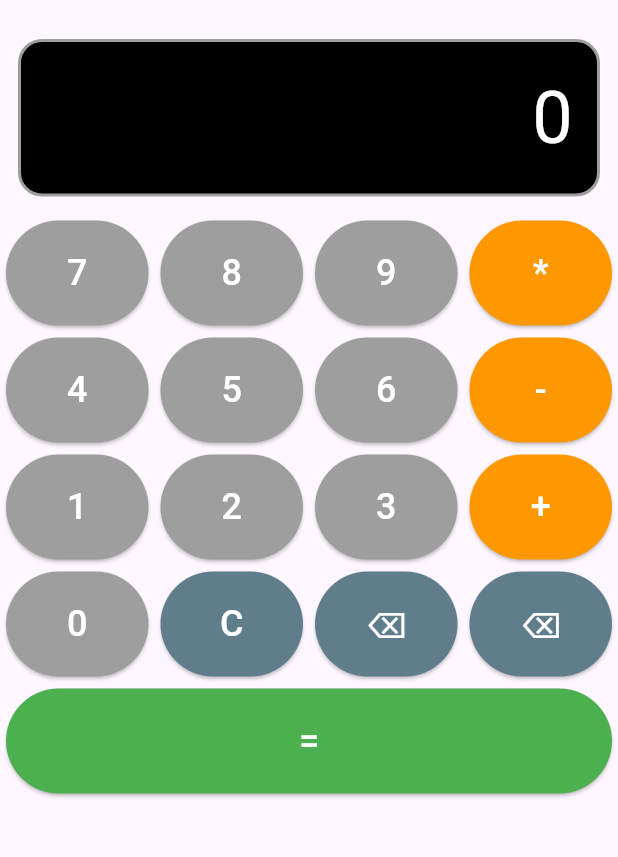
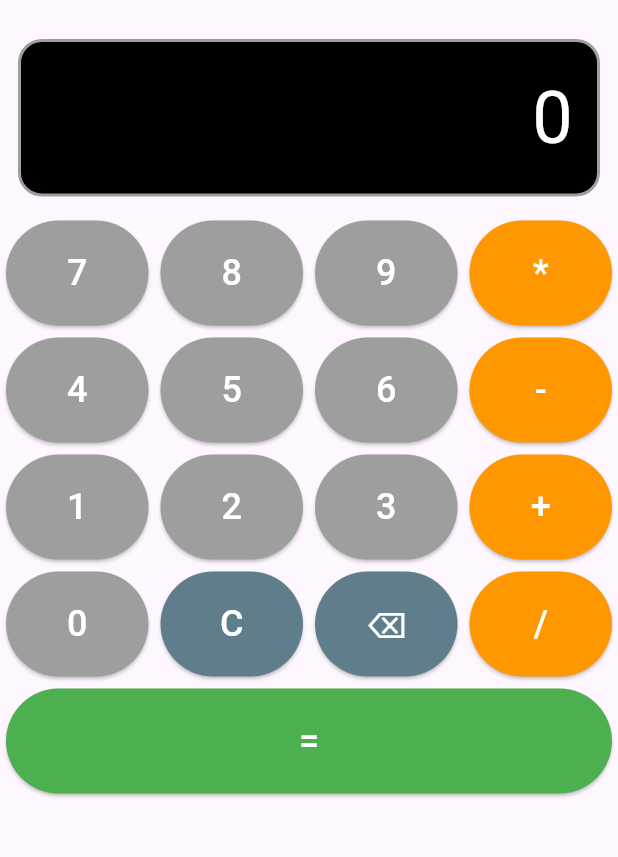
Before and after one commit to GZaguini/Projetos, a Flutter app: the screen it shows after launch, on a phone screen of 412 x 824 dp, the part 63-920 px from its top. Run offline on Flutter 3.47's test engine with Material 3 defaults, Android fonts, the phone set to English and light mode, and no system bars.

Commit message:
Refatora projeto da calculadora e melhora organização do código

```diff
--- a/calculadora/lib/botao.dart
+++ b/calculadora/lib/botao.dart
@@ -1,5 +1,6 @@
 import 'package:flutter/material.dart';
 
+/// Widget reutilizável responsável pelos botões da calculadora.
 class Botao extends StatelessWidget {
   const Botao({
     super.key,
@@ -7,22 +8,26 @@ class Botao extends StatelessWidget {
     required this.onPressed,
   });
 
+  // Texto exibido no botão.
   final String texto;
+
+  // Função executada ao pressionar o botão.
   final VoidCallback onPressed;
 
   @override
   Widget build(BuildContext context) {
+
+    // Define a cor do botão de acordo com sua função.
     Color cor = Colors.grey;
-    if(texto == '+'|| texto == '-' || texto == '*' || texto == '/'){
-          cor = Colors.orange;
-        }else if(texto == 'C'|| texto == '⌫'){
-          cor = Colors.blueGrey;
-        }else if(texto == '='){
-          cor = Colors.green;
-        }
-        else{
-          cor = Colors.grey;
-        }
+
+    if (texto == '+' || texto == '-' || texto == '*' || texto == '/') {
+      cor = Colors.orange;
+    } else if (texto == 'C' || texto == '⌫') {
+      cor = Colors.blueGrey;
+    } else if (texto == '=') {
+      cor = Colors.green;
+    }
+
     return Expanded(
       child: Padding(
         padding: const EdgeInsets.all(4),
@@ -34,10 +39,12 @@ class Botao extends StatelessWidget {
           ),
           child: Text(
             texto,
-            style: const TextStyle(fontSize: 24 ,color: Colors.white),
+            style: const TextStyle(
+              fontSize: 24,
+              color: Colors.white,
+            ),
           ),
         ),
-
       ),
     );
   }
--- /dev/null
+++ b/calculadora/lib/calculadora.dart
@@ -0,0 +1,30 @@
+/// Classe responsável por realizar os cálculos matemáticos.
+class Calculadora {
+  const Calculadora(this.numero1, this.numero2);
+
+  // Primeiro número da operação.
+  final int numero1;
+
+  // Segundo número da operação.
+  final int numero2;
+
+  /// Retorna a soma dos dois números.
+  int somar() {
+    return numero1 + numero2;
+  }
+
+  /// Retorna a subtração dos dois números.
+  int subtrair() {
+    return numero1 - numero2;
+  }
+
+  /// Retorna a divisão dos dois números.
+  double dividir() {
+    return numero1 / numero2;
+  }
+
+  /// Retorna a multiplicação dos dois números.
+  int multiplicar() {
+    return numero1 * numero2;
+  }
+}
--- a/calculadora/lib/main.dart
+++ b/calculadora/lib/main.dart
@@ -7,6 +7,7 @@ void main() {
   runApp(const MyApp());
 }
 
+/// Widget principal da aplicação.
 class MyApp extends StatefulWidget {
   const MyApp({super.key});
 
@@ -15,18 +16,30 @@ class MyApp extends StatefulWidget {
 }
 
 class _MyAppState extends State<MyApp> {
+
+  // Primeiro número da operação.
   int? numero1;
+
+  // Segundo número da operação.
   int? numero2;
+
+  // Operador selecionado (+, -, *, /).
   String? operador = '';
+
+  // Armazena a expressão da operação (ex.: 2+2=).
   String conta = '';
 
+  // Número que está sendo digitado ou resultado da operação.
   String visor = '';
+
+  /// Adiciona um número ao visor.
   void adicionarValor(String numero) {
     setState(() {
       visor += numero;
     });
   }
 
+  /// Limpa todos os dados da calculadora.
   void limparVisor() {
     setState(() {
       visor = "";
@@ -37,6 +50,8 @@ class _MyAppState extends State<MyApp> {
     });
   }
 
+  /// Remove o último caractere digitado.
+  /// Caso o visor esteja vazio, remove o operador da operação.
   void apagarUltimo() {
     setState(() {
       if (visor.isNotEmpty) {
@@ -49,6 +64,7 @@ void apagarUltimo() {
     });
   }
 
+  /// Salva o primeiro número e o operador escolhido.
   void selecionarOperador(String op) {
     setState(() {
       operador = op;
@@ -62,10 +78,24 @@ void selecionarOperador(String op) {
   Widget build(BuildContext context) {
     return MaterialApp(
       home: Scaffold(
-        appBar: AppBar(title: const Text('Calculadora'), centerTitle: true),
+
+        // Barra superior da aplicação.
+        appBar: AppBar(
+          title: const Text('Calculadora'),
+          centerTitle: true,
+        ),
+
+        // Interface principal da calculadora.
         body: Column(
           children: [
-            Visor(texto: visor, conta: conta),
+
+            // Visor da calculadora.
+            Visor(
+              texto: visor,
+              conta: conta,
+            ),
+
+            // Primeira linha de botões.
             Row(
               children: [
                 Botao(texto: '7', onPressed: () => adicionarValor('7')),
@@ -77,6 +107,8 @@ void selecionarOperador(String op) {
                 ),
               ],
             ),
+
+            // Segunda linha de botões.
             Row(
               children: [
                 Botao(texto: '4', onPressed: () => adicionarValor('4')),
@@ -88,66 +120,80 @@ void selecionarOperador(String op) {
                 ),
               ],
             ),
+
+            // Terceira linha de botões.
             Row(
               children: [
                 Botao(texto: '1', onPressed: () => adicionarValor('1')),
                 Botao(texto: '2', onPressed: () => adicionarValor('2')),
                 Botao(texto: '3', onPressed: () => adicionarValor('3')),
                 Botao(
-                  texto: "+",
+                  texto: '+',
                   onPressed: () => selecionarOperador("+"),
                 ),
               ],
             ),
+
+            // Quarta linha de botões.
             Row(
               children: [
                 Botao(texto: '0', onPressed: () => adicionarValor('0')),
+
                 Botao(
                   texto: "C",
-                  onPressed: () {
-                    limparVisor();
-                  },
-                ),
-
-                Botao(
-                  texto: "⌫",
-                  onPressed: () {
-                    apagarUltimo();
-                    conta = "";
-                    visor = numero1.toString();
-                    operador = "";
-                  },
+                  onPressed: limparVisor,
                 ),
 
                 Botao(
                   texto: "⌫",
                   onPressed: apagarUltimo,
                 ),
+
+                Botao(
+                  texto: "/",
+                  onPressed: () => selecionarOperador("/"),
+                ),
               ],
             ),
+
+            // Botão responsável por realizar o cálculo.
             Row(
               children: [
                 Botao(
                   texto: "=",
                   onPressed: () {
+
+                    // Obtém o segundo número digitado.
                     numero2 = int.tryParse(visor);
+
+                    // Cria um objeto da classe Calculadora.
                     final calculadora = Calculadora(numero1!, numero2!);
+
                     num resultado = 0;
+
+                    // Monta a expressão exibida no visor.
                     conta = conta + visor + "=";
+
+                    // Executa a operação escolhida.
                     switch (operador) {
                       case '+':
                         resultado = calculadora.somar();
                         break;
+
                       case '-':
                         resultado = calculadora.subtrair();
                         break;
+
                       case '*':
                         resultado = calculadora.multiplicar();
                         break;
+
                       case '/':
                         resultado = calculadora.dividir();
                         break;
                     }
+
+                    // Exibe o resultado da operação.
                     setState(() {
                       visor = resultado.toString();
                     });
--- a/calculadora/lib/valor.dart
+++ /dev/null
@@ -1,20 +0,0 @@
-class Calculadora{
-  Calculadora(this.numero1, this.numero2,);
-
-  final int numero1;
-  final int numero2;
-
-  int somar() {
-    return numero1 + numero2;
-  }
-
-  int subtrair() {
-    return numero1 - numero2;
-  }
-  double dividir() {
-    return numero1 / numero2;
-  }
-  int multiplicar() {
-    return numero1 * numero2;
-  }
-}
```
Also changed, not shown: calculadora/lib/visor.dart (+11 -0 lines). Lines whose indentation alone changed are shown as unchanged.
